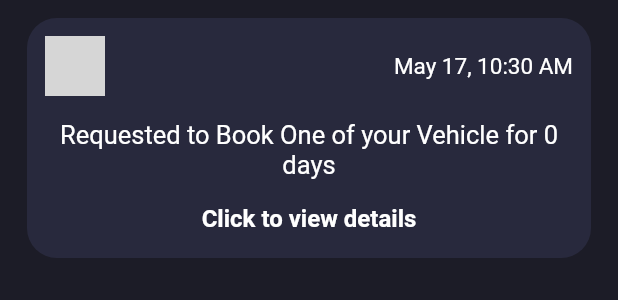
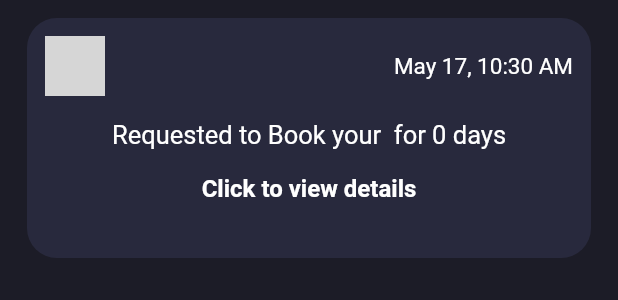
Before and after one commit to edr3x/vehicle_rental_application, a Flutter app: the NotificationContainerWidget widget shown alone on an empty page, opened directly with empty values, on a phone screen of 412 x 824 dp. Shown: the top 300 px of the screen. Run offline on Flutter 3.47's test engine with Material 2 defaults, Android fonts, the phone set to English and light mode, and no system bars; our stand-ins replace equatable, flutter_bloc, geocoding, geolocator, shared_preferences; accounts and stored records are empty; network calls fail; grey boxes are pictures that could not be loaded.

Commit message:
`fix:` missing vehicle title from booking info

```diff
--- a/lib/api/models/booking/booking_requests_model.dart
+++ b/lib/api/models/booking/booking_requests_model.dart
@@ -69,6 +69,7 @@ class Booking {
   String? status;
   String? description;
   String? bookedById;
+  Vehicle? vehicle;
   DateTime? createdAt;
   DateTime? updatedAt;
   BookedBy? bookedBy;
@@ -84,6 +85,7 @@ class Booking {
     this.createdAt,
     this.updatedAt,
     this.bookedBy,
+    this.vehicle,
   });
 
   factory Booking.initial() => Booking(
@@ -94,6 +96,7 @@ class Booking {
         status: "",
         description: "",
         bookedById: "",
+        vehicle: Vehicle.initial(),
         createdAt: DateTime.now(),
         updatedAt: DateTime.now(),
         bookedBy: BookedBy.initial(),
@@ -109,6 +112,7 @@ class Booking {
         bookedById: json["bookedById"],
         createdAt: json["createdAt"] == null ? null : DateTime.parse(json["createdAt"]),
         updatedAt: json["updatedAt"] == null ? null : DateTime.parse(json["updatedAt"]),
+        vehicle: json["Vehicle"] == null ? null : Vehicle.fromJson(json["Vehicle"]),
         bookedBy: json["bookedBy"] == null ? null : BookedBy.fromJson(json["bookedBy"]),
       );
 
@@ -123,6 +127,7 @@ class Booking {
         "createdAt": createdAt?.toIso8601String(),
         "updatedAt": updatedAt?.toIso8601String(),
         "bookedBy": bookedBy?.toJson(),
+        "vehicle": vehicle?.toJson(),
       };
 }
 
@@ -150,3 +155,23 @@ class BookedBy {
         "fullName": fullName,
       };
 }
+
+class Vehicle {
+  String? title;
+
+  Vehicle({
+    this.title,
+  });
+
+  factory Vehicle.initial() => Vehicle(
+        title: "",
+      );
+
+  factory Vehicle.fromJson(Map<String, dynamic> json) => Vehicle(
+        title: json["title"],
+      );
+
+  Map<String, dynamic> toJson() => {
+        "title": title,
+      };
+}
--- a/lib/views/pages/notification/widgets/notification_container.dart
+++ b/lib/views/pages/notification/widgets/notification_container.dart
@@ -1,8 +1,11 @@
 import 'package:flutter/material.dart';
+import 'package:flutter_bloc/flutter_bloc.dart';
 import 'package:intl/intl.dart';
+import 'package:rental_system_app/api/blocs/booking/booking_details_cubit/booking_details_cubit.dart';
 import 'package:rental_system_app/api/models/booking/booking_requests_model.dart';
 import 'package:rental_system_app/constants/global_variables.dart';
 import 'package:rental_system_app/views/common/widgets/display_image.dart';
+import 'package:rental_system_app/views/pages/booking/booking_details_for_renter_page.dart';
 
 class NotificationContainerWidget extends StatelessWidget {
   final Booking details;
@@ -18,7 +21,8 @@ class NotificationContainerWidget extends StatelessWidget {
     int duration = endDate.difference(startDate).inDays;
     return GestureDetector(
       onTap: () {
-        print("check ${details.id}");
+        context.read<BookingDetailsCubit>().bookingDetails(bookingId: details.id!);
+        Navigator.pushNamed(context, BookingDetailsForRenterPage.routeName);
       },
       child: Padding(
         padding: const EdgeInsets.only(top: 12, left: 18, right: 18),
@@ -61,7 +65,7 @@ class NotificationContainerWidget extends StatelessWidget {
               Padding(
                 padding: const EdgeInsets.all(8.0),
                 child: Text(
-                  "Requested to Book One of your Vehicle for $duration days",
+                  "Requested to Book your ${details.vehicle?.title} for $duration days",
                   textAlign: TextAlign.center,
                   style: const TextStyle(
                     fontSize: 17,
```
